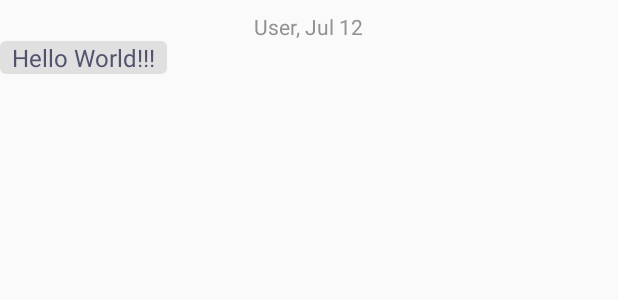
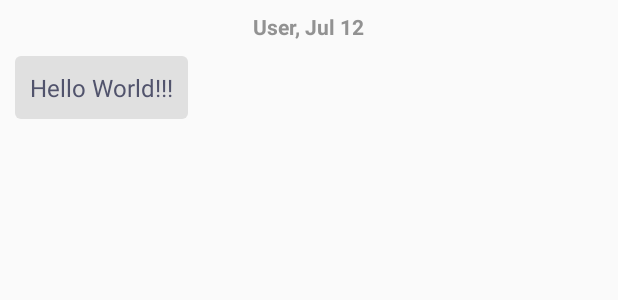
Before and after one commit to allsundae/colavo-android-share, an Android app: the layout event_item.xml on its own in the app's theme, with its tools: preview values and no code run, on a phone screen of 412 x 824 dp. Shown: the top 300 px of the screen. Run offline under Robolectric (Android 15) with nearby library versions, the phone set to English and light mode, and no system bars.

Commit message:
Added Event list item

```diff
--- a/app/src/main/java/com/colavo/android/entity/event/EventEntity.kt
+++ b/app/src/main/java/com/colavo/android/entity/event/EventEntity.kt
@@ -9,6 +9,5 @@ import com.google.gson.annotations.SerializedName
 data class EventEntity(var id: String = "",
                        @SerializedName("salonId") @Expose val salonId: String = "",
                        @SerializedName("userId") @Expose var userId: String = "",
-                       @SerializedName("name") @Expose var name: String = "", //todo
                        @SerializedName("text") @Expose val text: String = "",
                        @SerializedName("time") @Expose val time: String = "")
--- a/app/src/main/java/com/colavo/android/interactors/event/GetSalonEvents.kt
+++ b/app/src/main/java/com/colavo/android/interactors/event/GetSalonEvents.kt
@@ -14,7 +14,7 @@ import javax.inject.Inject
 @UseCase
 class GetSalonEvents @Inject constructor(eventRepository: EventRepository) : EventUseCase(eventRepository) {
 
-    fun execute(conversationId: String, subscriber: Subscriber<Pair<EventModel, ResponseType>>)
-            = super.execute(EventQuery.GetSalonEvents(conversationId), subscriber)
+    fun execute(salonID: String, subscriber: Subscriber<Pair<EventModel, ResponseType>>)
+            = super.execute(EventQuery.GetSalonEvents(salonID), subscriber)
 
 }
--- a/app/src/main/java/com/colavo/android/repositories/event/datasource/mapper/EventMapper.kt
+++ b/app/src/main/java/com/colavo/android/repositories/event/datasource/mapper/EventMapper.kt
@@ -12,7 +12,7 @@ class EventMapper {
 
     companion object {
 
-        fun transformFromMessageEntityAndUser(eventEntity: EventEntity, user: User, isEventMine: Boolean): EventModel
+        fun transformFromEventEntityAndUser(eventEntity: EventEntity, user: User, isEventMine: Boolean): EventModel
                 = EventModel(eventEntity.id, eventEntity.text, user.name, DateTime.parse(eventEntity.time), isEventMine)
 
     }
--- a/app/src/main/res/layout/activity_login.xml
+++ b/app/src/main/res/layout/activity_login.xml
@@ -149,7 +149,7 @@
 
             <LinearLayout
                 android:id="@+id/signinButton"
-                android:layout_width="360dp"
+                android:layout_width="match_parent"
                 android:layout_height="55dp"
                 android:layout_gravity="bottom"
                 android:layout_marginBottom="27dp"
@@ -161,7 +161,7 @@
                 app:layout_constraintRight_toRightOf="parent">
 
                 <RelativeLayout
-                    android:layout_width="150dp"
+                    android:layout_width="match_parent"
                     android:layout_height="55dp"
                     android:layout_gravity="right"
                     android:layout_marginEnd="10dp"
@@ -189,7 +189,7 @@
                 </RelativeLayout>
 
                 <RelativeLayout
-                    android:layout_width="150dp"
+                    android:layout_width="match_parent"
                     android:layout_height="55dp"
                     android:layout_marginStart="10dp"
                     android:layout_weight="0.5"
--- a/app/src/main/res/layout/event_item.xml
+++ b/app/src/main/res/layout/event_item.xml
@@ -8,21 +8,26 @@
     android:orientation="vertical">
 
     <TextView
+        android:id="@+id/event_user_and_time"
         android:layout_width="wrap_content"
         android:layout_height="wrap_content"
         android:layout_gravity="center_horizontal"
-        android:id="@+id/event_user_and_time"
         android:textColor="@color/secondaryTextColor"
         android:textSize="14sp"
-        tools:text="User, Jul 12"/>
+        android:textStyle="bold"
+        tools:text="User, Jul 12" />
 
     <TextView
+        android:id="@+id/message_text"
         android:layout_width="wrap_content"
         android:layout_height="wrap_content"
+        android:layout_margin="10dp"
+        android:background="@drawable/message_box"
+        android:padding="10dp"
         android:paddingLeft="8dp"
         android:paddingRight="8dp"
-        android:background="@drawable/message_box"
-        android:id="@+id/message_text"
+        android:layout_marginLeft="@dimen/fab_margin"
+        android:layout_marginRight="@dimen/fab_margin"
         android:textColor="@color/primaryTextColor"
         android:textSize="16sp"
         tools:text="Hello World!!!" />
--- a/app/src/main/res/values/colors.xml
+++ b/app/src/main/res/values/colors.xml
@@ -1,8 +1,8 @@
 <?xml version="1.0" encoding="utf-8"?>
 <resources>
-    <color name="backgroundWhite">#ffffff</color>
-    <color name="colorPrimary">#f49797</color>
-    <color name="colorPrimaryDark">#666666</color>
+    <color name="backgroundWhite">#fafafa</color>
+    <color name="colorPrimary">#9a86ee</color>
+    <color name="colorPrimaryDark">#9f9f9f</color>
     <color name="colorAccent">#9a86ee</color>
     <color name="primaryTextColor">#51536c</color>
     <color name="secondaryTextColor">#929292</color>
@@ -11,4 +11,5 @@
     <color name="textSecondary">#c4c1c6</color>
     <color name="foreground_material_light">#000000</color>
     <color name="colorIntroOval">#b8dc4c</color>
+    <color name="colorSecondary">#f49797</color>
 </resources>
--- a/app/src/main/res/values/dimens.xml
+++ b/app/src/main/res/values/dimens.xml
@@ -5,5 +5,6 @@
     <dimen name="activity_vertical_margin">16dp</dimen>
     <dimen name="fab_margin">16dp</dimen>
     <dimen name="toolbar_elevation">0dp</dimen>
+    <dimen name="toolbar_height">56dp</dimen>
     <item name="disabledOpacity" type="dimen" format="float">0.25</item>
 </resources>
--- a/app/src/main/res/values/strings.xml
+++ b/app/src/main/res/values/strings.xml
@@ -22,9 +22,9 @@
     <string name="conversations_loading">Loading salon</string>
     <string name="wait">Wait</string>
     <string name="dash">&#160;—&#160;</string>
-    <string name="bottom_navi_1">Reservations</string>
-    <string name="bottom_navi_2">Sales</string>
-    <string name="bottom_navi_3">Stats.</string>
+    <string name="bottom_navi_1">Calendar</string>
+    <string name="bottom_navi_2">Checkouts</string>
+    <string name="bottom_navi_3">Stats</string>
     <string name="bottom_navi_4">Customers</string>
     <string name="bottom_navi_5">Settings</string>
     <string name="title_select_salon">Select a salon</string>
--- a/app/src/main/res/values/styles.xml
+++ b/app/src/main/res/values/styles.xml
@@ -36,9 +36,13 @@
 
     <style name="AppTheme.PopupOverlay" parent="ThemeOverlay.AppCompat.Light" />
 
+    <!-- for BottomBar -->
     <style name="BottomBarText">
         <item name="android:textSize">12sp</item>
 
     </style>
+    <style name="BB_BottomBarItem" >
+        <item name="android:paddingTop">20dp</item>
+    </style>
 
 </resources>
```
Also changed, not shown: app/src/main/java/com/colavo/android/repositories/event/datasource/EventDataSourceImpl.kt (+13 -9 lines), app/src/main/java/com/colavo/android/repositories/salons/datasource/SalonsDataSourceImpl.kt (+6 -5 lines), app/src/main/java/com/colavo/android/ui/event/eventActivity.kt (+15 -8 lines), app/src/main/res/layout/activity_event.xml (+13 -7 lines), app/src/main/res/layout/salon_item.xml (+11 -12 lines).
